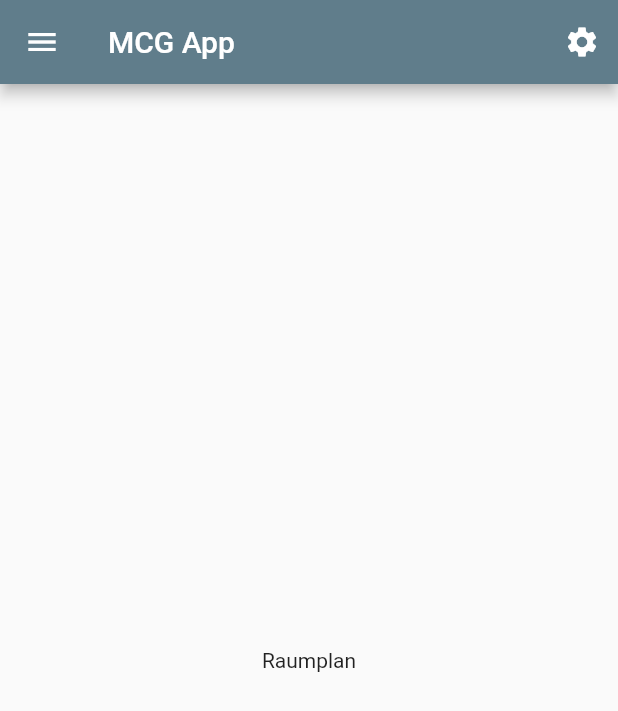
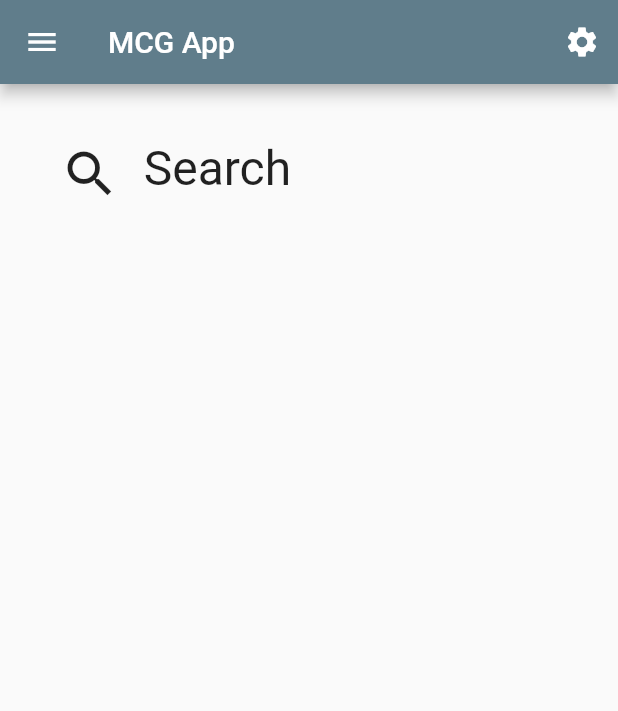
Before and after one commit to MCG-Dallgow/MCG-App, a Flutter app: the screen it shows after launch, in the side drawer, after a tap on "Raumplan", on a phone screen of 412 x 824 dp. Shown: the top 711 px of the screen. Run offline on Flutter 3.47's test engine with Material 2 defaults, Android fonts, the phone set to English and light mode, and no system bars.

Commit message:
Search Bar Version 1

```diff
--- a/lib/pages/roomplan_page.dart
+++ b/lib/pages/roomplan_page.dart
@@ -14,10 +14,76 @@ class RoomPlan extends StatelessWidget {
       child: Scaffold(
         appBar: MCGAppBar(title: "MCG App"),
         drawer: const MCGDrawer(),
-        body: const Center(
-            child: Text("Raumplan")
+        body: Column(
+          children: <Widget> [
+            Padding(
+              padding: const EdgeInsetsDirectional.fromSTEB(32.0, 32.0, 32.0, 24.0),
+              child: Row(children: <Widget> [
+                IconButton(onPressed: () {
+                  showSearch(context: context,
+                      delegate: MySearchDelegate());
+                }, icon: const Icon(Icons.search, size: 40,)),
+                const Text('  Search', style: const TextStyle(fontSize: 32),),
+              ],)
+            )
+          ],
+        )
         ),
-      ),
+      );
+  }
+}
+
+class MySearchDelegate extends SearchDelegate {
+  @override
+  Widget? buildLeading(BuildContext context) => IconButton(
+        icon: const Icon(Icons.arrow_back),
+        onPressed: () => close(context, null),
+      );
+
+  @override
+  List<Widget>? buildActions(BuildContext context) => [
+    IconButton(
+      icon: const Icon(Icons.clear),
+      onPressed: () {
+        if (query.isEmpty) {
+          close(context, null);
+        } else {
+          query = '';
+        }
+      },
+    ),
+  ];
+
+  @override
+  Widget buildResults(BuildContext context) => Center(
+    child: Text(
+      query,
+      style: const TextStyle(fontSize: 64)
+    ),
+  );
+
+  @override
+  Widget buildSuggestions(BuildContext context) {
+    List <String> suggestions = [
+      'Raum 1.64',
+      'Raum 1.65',
+      'Raum 1.66'
+    ];
+
+    return ListView.builder(
+      itemCount: suggestions.length,
+      itemBuilder: (context, index) {
+        final suggestion = suggestions[index];
+
+        return ListTile(
+          title: Text(suggestion),
+          onTap:() {
+            query = suggestion;
+
+            showResults(context);
+          },
+        );
+        },
     );
   }
 }
```
